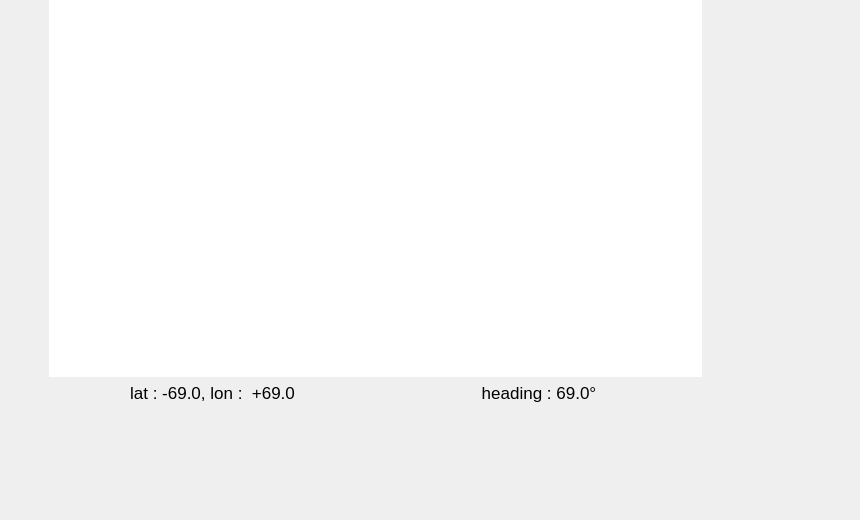
robotique-udes/rover, file rover_gui/ui/navigation.ui: the form before one commit; both pictures show x 0 to 860 and y 289 to 809 of the 1012 by 809 pixel window.
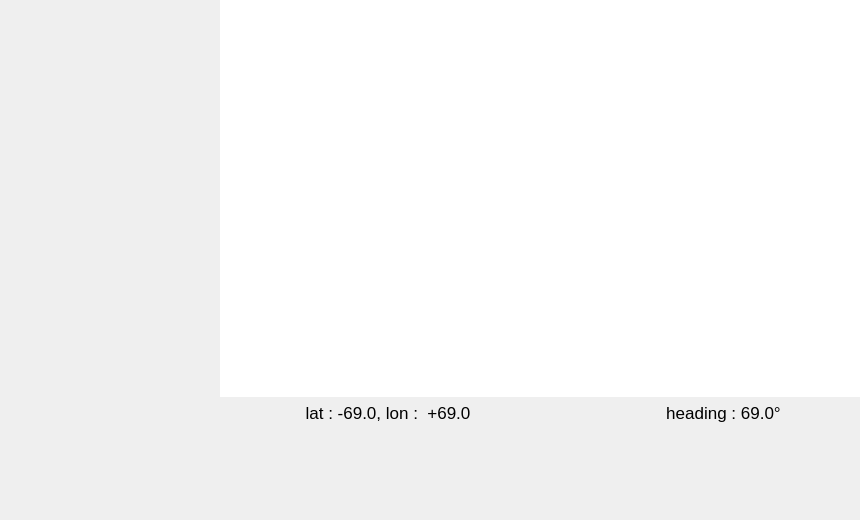
The form after the commit.

Commit message: Changed rover icon pos based on frame pos

```diff
--- a/rover_gui/ui/navigation.ui
+++ b/rover_gui/ui/navigation.ui
@@ -16,8 +16,8 @@
   <widget class="QLabel" name="lb_rover_icon">
    <property name="geometry">
     <rect>
-     <x>210</x>
-     <y>349</y>
+     <x>390</x>
+     <y>360</y>
      <width>25</width>
      <height>25</height>
     </rect>
@@ -32,8 +32,8 @@
   <widget class="QFrame" name="frame">
    <property name="geometry">
     <rect>
-     <x>40</x>
-     <y>30</y>
+     <x>220</x>
+     <y>41</y>
      <width>671</width>
      <height>671</height>
     </rect>
@@ -45,13 +45,25 @@
     <enum>QFrame::Raised</enum>
    </property>
    <layout class="QVBoxLayout" name="verticalLayout">
+    <property name="leftMargin">
+     <number>0</number>
+    </property>
+    <property name="topMargin">
+     <number>0</number>
+    </property>
+    <property name="rightMargin">
+     <number>0</number>
+    </property>
+    <property name="bottomMargin">
+     <number>0</number>
+    </property>
     <item>
      <widget class="QGraphicsView" name="gv_map">
       <property name="autoFillBackground">
        <bool>true</bool>
       </property>
       <property name="styleSheet">
-       <string notr="true"/>
+       <string notr="true">border: none</string>
       </property>
       <property name="frameShape">
        <enum>QFrame::NoFrame</enum>
```
The commit also changes 2 other files.
